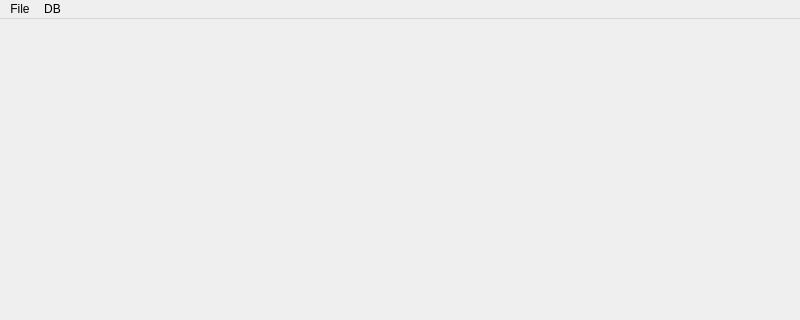
Old version of the form main.ui in the repository mickyTwenty/Lane; both pictures show x 0 to 800 and y 0 to 320 of the 800 by 600 pixel window.
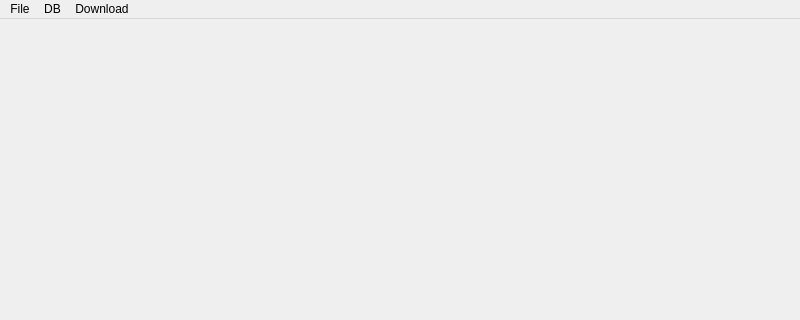
New version of the form.

Commit message: download from server

Diff of the .ui file:
```diff
--- a/main.ui
+++ b/main.ui
@@ -42,8 +42,15 @@
     </property>
     <addaction name="actionExit"/>
    </widget>
+   <widget class="QMenu" name="menuDownload">
+    <property name="title">
+     <string>Download</string>
+    </property>
+    <addaction name="actionDownloadFiles"/>
+   </widget>
    <addaction name="menuRile"/>
    <addaction name="menuDB"/>
+   <addaction name="menuDownload"/>
   </widget>
   <action name="actionExit">
    <property name="text">
```
Left out of the diff: 5 changed lines with no effect on the pictures. The commit also changes 6 other files.
